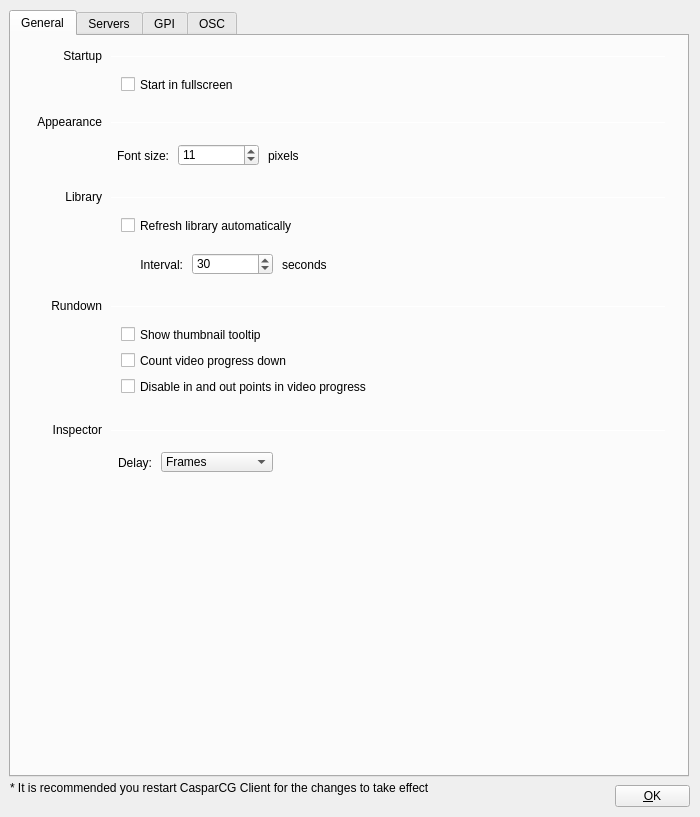
Before: the Qt Designer form src/Widgets/SettingsDialog.ui in CasparCG/client, drawn with Qt 5.
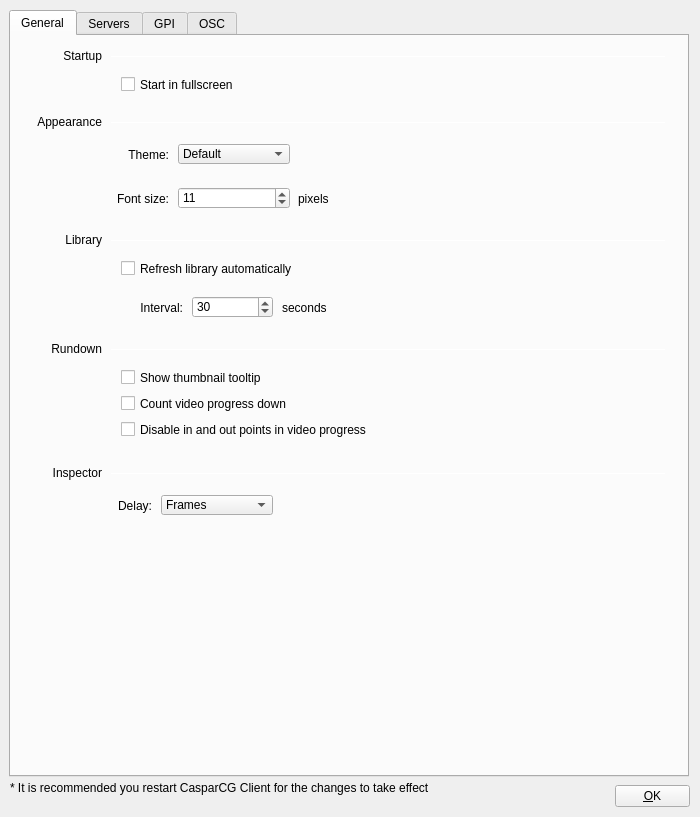
After: the same form once the commit is applied.

What changed in the file:
```diff
--- a/src/Widgets/SettingsDialog.ui
+++ b/src/Widgets/SettingsDialog.ui
@@ -48,7 +48,7 @@
      <property name="geometry">
       <rect>
        <x>10</x>
-       <y>153</y>
+       <y>196</y>
        <width>81</width>
        <height>16</height>
       </rect>
@@ -64,7 +64,7 @@
      <property name="geometry">
       <rect>
        <x>100</x>
-       <y>161</y>
+       <y>204</y>
        <width>555</width>
        <height>1</height>
       </rect>
@@ -77,7 +77,7 @@
      <property name="geometry">
       <rect>
        <x>111</x>
-       <y>219</y>
+       <y>262</y>
        <width>61</width>
        <height>20</height>
       </rect>
@@ -93,7 +93,7 @@
      <property name="geometry">
       <rect>
        <x>181</x>
-       <y>217</y>
+       <y>260</y>
        <width>81</width>
        <height>22</height>
       </rect>
@@ -109,7 +109,7 @@
      <property name="geometry">
       <rect>
        <x>271</x>
-       <y>221</y>
+       <y>264</y>
        <width>62</width>
        <height>16</height>
       </rect>
@@ -122,8 +122,8 @@
      <property name="geometry">
       <rect>
        <x>167</x>
-       <y>108</y>
-       <width>81</width>
+       <y>151</y>
+       <width>112</width>
        <height>22</height>
       </rect>
      </property>
@@ -164,7 +164,7 @@
      <property name="geometry">
       <rect>
        <x>87</x>
-       <y>112</y>
+       <y>155</y>
        <width>71</width>
        <height>16</height>
       </rect>
@@ -179,8 +179,8 @@
     <widget class="QLabel" name="labelPixels">
      <property name="geometry">
       <rect>
-       <x>257</x>
-       <y>112</y>
+       <x>287</x>
+       <y>155</y>
        <width>62</width>
        <height>16</height>
       </rect>
@@ -238,7 +238,7 @@
      <property name="geometry">
       <rect>
        <x>110</x>
-       <y>181</y>
+       <y>224</y>
        <width>211</width>
        <height>17</height>
       </rect>
@@ -254,7 +254,7 @@
      <property name="geometry">
       <rect>
        <x>10</x>
-       <y>262</y>
+       <y>305</y>
        <width>81</width>
        <height>16</height>
       </rect>
@@ -270,7 +270,7 @@
      <property name="geometry">
       <rect>
        <x>100</x>
-       <y>270</y>
+       <y>313</y>
        <width>555</width>
        <height>1</height>
       </rect>
@@ -283,7 +283,7 @@
      <property name="geometry">
       <rect>
        <x>110</x>
-       <y>290</y>
+       <y>333</y>
        <width>171</width>
        <height>17</height>
       </rect>
@@ -299,7 +299,7 @@
      <property name="geometry">
       <rect>
        <x>110</x>
-       <y>316</y>
+       <y>359</y>
        <width>201</width>
        <height>17</height>
       </rect>
@@ -315,7 +315,7 @@
      <property name="geometry">
       <rect>
        <x>110</x>
-       <y>342</y>
+       <y>385</y>
        <width>291</width>
        <height>17</height>
       </rect>
@@ -331,7 +331,7 @@
      <property name="geometry">
       <rect>
        <x>10</x>
-       <y>386</y>
+       <y>429</y>
        <width>81</width>
        <height>16</height>
       </rect>
@@ -347,7 +347,7 @@
      <property name="geometry">
       <rect>
        <x>100</x>
-       <y>394</y>
+       <y>437</y>
        <width>555</width>
        <height>1</height>
       </rect>
@@ -360,7 +360,7 @@
      <property name="geometry">
       <rect>
        <x>150</x>
-       <y>416</y>
+       <y>459</y>
        <width>112</width>
        <height>20</height>
       </rect>
@@ -386,7 +386,7 @@
      <property name="geometry">
       <rect>
        <x>60</x>
-       <y>417</y>
+       <y>460</y>
        <width>81</width>
        <height>20</height>
       </rect>
@@ -398,6 +398,48 @@
       <set>Qt::AlignRight|Qt::AlignTrailing|Qt::AlignVCenter</set>
      </property>
     </widget>
+    <widget class="QLabel" name="labelTheme">
+     <property name="geometry">
+      <rect>
+       <x>77</x>
+       <y>109</y>
+       <width>81</width>
+       <height>20</height>
+      </rect>
+     </property>
+     <property name="text">
+      <string>Theme:</string>
+     </property>
+     <property name="alignment">
+      <set>Qt::AlignRight|Qt::AlignTrailing|Qt::AlignVCenter</set>
+     </property>
+    </widget>
+    <widget class="QComboBox" name="comboBoxTheme">
+     <property name="geometry">
+      <rect>
+       <x>167</x>
+       <y>108</y>
+       <width>112</width>
+       <height>20</height>
+      </rect>
+     </property>
+     <property name="sizePolicy">
+      <sizepolicy hsizetype="Expanding" vsizetype="Fixed">
+       <horstretch>0</horstretch>
+       <verstretch>0</verstretch>
+      </sizepolicy>
+     </property>
+     <item>
+      <property name="text">
+       <string>Default</string>
+      </property>
+     </item>
+     <item>
+      <property name="text">
+       <string>Flat</string>
+      </property>
+     </item>
+    </widget>
    </widget>
    <widget class="QWidget" name="tabDevices">
     <attribute name="title">
```
Left out of the diff: 49 changed lines with no effect on the pictures.
